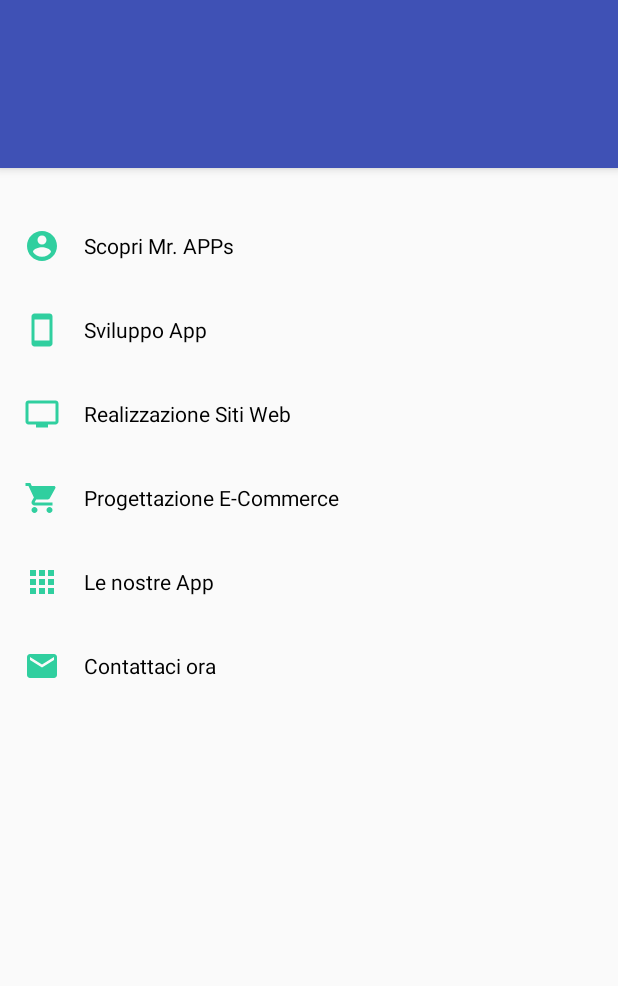
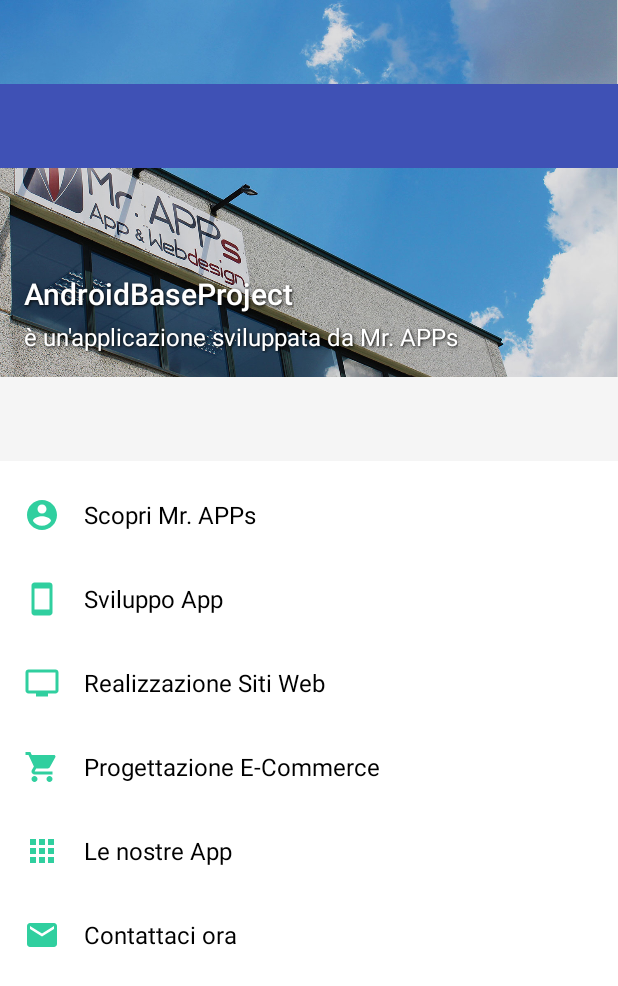
Before and after one commit to MrAPPs-RSM/MrAppsAndroidBase, an Android app: the layout activity_credits.xml on its own in the app's theme, with its tools: preview values and no code run, on a phone screen of 412 x 824 dp. Shown: the top 986 px of the screen. Run offline under Robolectric (Android 15) with nearby library versions, the phone set to English and light mode, and no system bars.

Commit message:
added credits activity

```diff
--- a/androidbase/src/main/java/com/mr_apps/androidbase/activity/CreditsActivity.java
+++ b/androidbase/src/main/java/com/mr_apps/androidbase/activity/CreditsActivity.java
@@ -1,9 +1,11 @@
 package com.mr_apps.androidbase.activity;
 
 import android.content.Intent;
+import android.graphics.Color;
 import android.net.Uri;
 import android.os.Bundle;
 import android.support.annotation.Nullable;
+import android.support.design.widget.CollapsingToolbarLayout;
 import android.view.View;
 
 import com.mr_apps.androidbase.R;
@@ -18,6 +20,9 @@ public class CreditsActivity extends AbstractBaseActivity {
         super.onCreate(savedInstanceState);
         setContentView(R.layout.activity_credits);
         setBackButton();
+
+        ((CollapsingToolbarLayout) findViewById(R.id.collapsing_toolbar)).setExpandedTitleColor(Color.TRANSPARENT);
+
     }
 
     public void discover(View v) {
--- /dev/null
+++ b/androidbase/src/main/res/drawable/toolbar_with_shadow.xml
@@ -0,0 +1,8 @@
+<?xml version="1.0" encoding="utf-8"?>
+<shape xmlns:android="http://schemas.android.com/apk/res/android" android:shape="rectangle">
+    <gradient
+        android:startColor="@color/top_toolbar"
+        android:centerColor="@color/top_toolbar"
+        android:endColor="@color/top_toolbar"
+        android:angle="270"/>
+</shape>
--- a/androidbase/src/main/res/layout/activity_credits.xml
+++ b/androidbase/src/main/res/layout/activity_credits.xml
@@ -3,6 +3,7 @@
     xmlns:app="http://schemas.android.com/apk/res-auto"
     android:layout_width="match_parent"
     android:layout_height="match_parent"
+    android:background="@color/creditsBackground"
     android:fitsSystemWindows="true"
     android:orientation="vertical">
 
@@ -10,6 +11,7 @@
         android:id="@+id/appbar"
         android:layout_width="match_parent"
         android:layout_height="wrap_content"
+        android:background="@color/creditsBackground"
         android:fitsSystemWindows="true"
         android:theme="@style/ThemeOverlay.AppCompat.Dark.ActionBar">
 
@@ -18,9 +20,9 @@
             android:layout_width="match_parent"
             android:layout_height="match_parent"
             android:fitsSystemWindows="true"
+            app:collapsedTitleTextAppearance="@color/creditsColorControlNormal"
             app:contentScrim="?attr/colorPrimary"
-            app:expandedTitleMarginEnd="64dp"
-            app:expandedTitleMarginStart="48dp"
+            app:expandedTitleTextAppearance="@android:color/transparent"
             app:layout_scrollFlags="scroll|exitUntilCollapsed|snap">
 
             <RelativeLayout
@@ -32,9 +34,59 @@
                 <ImageView
                     android:id="@+id/backdrop"
                     android:layout_width="@dimen/max_width_base"
+                    android:layout_height="wrap_content"
+                    android:layout_centerHorizontal="true"
+                    android:adjustViewBounds="true"
+                    android:fitsSystemWindows="true"
+                    android:scaleType="fitStart"
+                    android:src="@drawable/foto_insegna_credits" />
+
+                <View
+                    android:layout_width="match_parent"
                     android:layout_height="match_parent"
+                    android:layout_alignBottom="@+id/backdrop"
+                    android:layout_alignTop="@+id/backdrop"
+                    android:background="@drawable/toolbar_with_shadow"
+                    android:fitsSystemWindows="true" />
+
+                <LinearLayout
+                    android:layout_width="@dimen/max_width_base"
+                    android:layout_height="wrap_content"
+                    android:layout_alignBottom="@+id/backdrop"
                     android:layout_centerHorizontal="true"
-                    android:scaleType="centerCrop" />
+                    android:orientation="vertical">
+
+                    <TextView
+                        android:layout_width="wrap_content"
+                        android:layout_height="wrap_content"
+                        android:layout_marginEnd="@dimen/activity_horizontal_margin"
+                        android:layout_marginLeft="@dimen/activity_horizontal_margin"
+                        android:layout_marginRight="@dimen/activity_horizontal_margin"
+                        android:layout_marginStart="@dimen/activity_horizontal_margin"
+                        android:shadowColor="@android:color/black"
+                        android:shadowDx="1"
+                        android:shadowDy="1"
+                        android:shadowRadius="2"
+                        android:text="@string/app_name"
+                        android:textAppearance="@style/TextAppearance.AppCompat.Title" />
+
+                    <TextView
+                        android:layout_width="wrap_content"
+                        android:layout_height="wrap_content"
+                        android:layout_marginBottom="@dimen/activity_vertical_margin"
+                        android:layout_marginEnd="@dimen/activity_horizontal_margin"
+                        android:layout_marginLeft="@dimen/activity_horizontal_margin"
+                        android:layout_marginRight="@dimen/activity_horizontal_margin"
+                        android:layout_marginStart="@dimen/activity_horizontal_margin"
+                        android:layout_marginTop="@dimen/default_small_margin_or_padding"
+                        android:shadowColor="@android:color/black"
+                        android:shadowDx="1"
+                        android:shadowDy="1"
+                        android:shadowRadius="2"
+                        android:text="@string/developed_by"
+                        android:textAppearance="@style/TextAppearance.AppCompat.Subhead" />
+
+                </LinearLayout>
 
             </RelativeLayout>
 
@@ -49,193 +101,206 @@
 
     </android.support.design.widget.AppBarLayout>
 
+    <RelativeLayout
+        android:layout_width="match_parent"
+        android:layout_height="match_parent"
+        app:layout_behavior="@string/appbar_scrolling_view_behavior">
+
+        <View
+            android:layout_width="match_parent"
+            android:layout_height="match_parent"
+            android:background="@drawable/toolbar_with_shadow"
+            android:fitsSystemWindows="true" />
+
         <android.support.v4.widget.NestedScrollView
             android:layout_width="match_parent"
             android:layout_height="match_parent"
-        app:layout_behavior="@string/appbar_scrolling_view_behavior">
+            android:fillViewport="true">
 
             <RelativeLayout
                 android:layout_width="match_parent"
                 android:layout_height="match_parent">
 
                 <LinearLayout
-                android:layout_width="match_parent"
-                android:layout_height="@dimen/max_width_base"
+                    android:id="@+id/content"
+                    android:layout_width="@dimen/max_width_base"
+                    android:layout_height="match_parent"
                     android:layout_centerHorizontal="true"
+                    android:background="@android:color/white"
                     android:orientation="vertical"
-                android:paddingTop="24dp">
+                    android:paddingTop="8dp">
 
                     <LinearLayout
                         android:layout_width="match_parent"
                         android:layout_height="wrap_content"
-                    android:padding="@dimen/activity_margin"
+                        android:background="?attr/selectableItemBackground"
+                        android:clickable="true"
+                        android:onClick="discover"
                         android:orientation="horizontal"
-                    android:clickable="true"
-                    android:background="?attr/selectableItemBackground"
-                    android:onClick="discover">
+                        android:padding="@dimen/activity_margin">
 
                         <ImageView
                             android:layout_width="wrap_content"
                             android:layout_height="wrap_content"
-                        app:srcCompat="@drawable/ic_account_circle_black_24dp"
                             android:layout_gravity="center_vertical"
-                        android:tint="?colorAccent"/>
+                            android:tint="?colorAccent"
+                            app:srcCompat="@drawable/ic_account_circle_black_24dp" />
 
                         <TextView
                             android:layout_width="wrap_content"
                             android:layout_height="wrap_content"
                             android:layout_gravity="center_vertical"
+                            android:layout_marginLeft="@dimen/activity_horizontal_margin"
+                            android:layout_marginStart="@dimen/activity_horizontal_margin"
                             android:gravity="center_vertical"
-                        android:textColor="@color/credits_items_text_color"
-                        android:layout_marginStart="@dimen/activity_horizontal_margin"
-                        android:layout_marginLeft="@dimen/activity_horizontal_margin"
-                        android:textAppearance="@style/TextAppearance.AppCompat.Body1"
-                        android:text="@string/discover_mrapps"/>
+                            android:text="@string/discover_mrapps"
+                            android:textAppearance="@style/TextAppearance.AppCompat.Subhead"
+                            android:textColor="@color/creditsItemsTextColor" />
 
                     </LinearLayout>
 
                     <LinearLayout
                         android:layout_width="match_parent"
                         android:layout_height="wrap_content"
-                    android:padding="@dimen/activity_margin"
+                        android:background="?attr/selectableItemBackground"
+                        android:clickable="true"
+                        android:onClick="development"
                         android:orientation="horizontal"
-                    android:clickable="true"
-                    android:background="?attr/selectableItemBackground"
-                    android:onClick="development">
+                        android:padding="@dimen/activity_margin">
 
                         <ImageView
                             android:layout_width="wrap_content"
                             android:layout_height="wrap_content"
-                        app:srcCompat="@drawable/ic_stay_current_portrait_black_24dp"
                             android:layout_gravity="center_vertical"
-                        android:tint="?colorAccent"/>
+                            android:tint="?colorAccent"
+                            app:srcCompat="@drawable/ic_stay_current_portrait_black_24dp" />
 
                         <TextView
                             android:layout_width="wrap_content"
                             android:layout_height="wrap_content"
                             android:layout_gravity="center_vertical"
+                            android:layout_marginLeft="@dimen/activity_horizontal_margin"
+                            android:layout_marginStart="@dimen/activity_horizontal_margin"
                             android:gravity="center_vertical"
-                        android:textColor="@color/credits_items_text_color"
-                        android:layout_marginStart="@dimen/activity_horizontal_margin"
-                        android:layout_marginLeft="@dimen/activity_horizontal_margin"
-                        android:textAppearance="@style/TextAppearance.AppCompat.Body1"
-                        android:text="@string/app_development"/>
+                            android:text="@string/app_development"
+                            android:textAppearance="@style/TextAppearance.AppCompat.Subhead"
+                            android:textColor="@color/creditsItemsTextColor" />
 
                     </LinearLayout>
 
                     <LinearLayout
                         android:layout_width="match_parent"
                         android:layout_height="wrap_content"
-                    android:padding="@dimen/activity_margin"
+                        android:background="?attr/selectableItemBackground"
+                        android:clickable="true"
+                        android:onClick="development"
                         android:orientation="horizontal"
-                    android:clickable="true"
-                    android:background="?attr/selectableItemBackground"
-                    android:onClick="development">
+                        android:padding="@dimen/activity_margin">
 
                         <ImageView
                             android:layout_width="wrap_content"
                             android:layout_height="wrap_content"
-                        app:srcCompat="@drawable/ic_personal_video_black_24dp"
                             android:layout_gravity="center_vertical"
-                        android:tint="?colorAccent"/>
+                            android:tint="?colorAccent"
+                            app:srcCompat="@drawable/ic_personal_video_black_24dp" />
 
                         <TextView
                             android:layout_width="wrap_content"
                             android:layout_height="wrap_content"
                             android:layout_gravity="center_vertical"
+                            android:layout_marginLeft="@dimen/activity_horizontal_margin"
+                            android:layout_marginStart="@dimen/activity_horizontal_margin"
                             android:gravity="center_vertical"
-                        android:textColor="@color/credits_items_text_color"
-                        android:layout_marginStart="@dimen/activity_horizontal_margin"
-                        android:layout_marginLeft="@dimen/activity_horizontal_margin"
-                        android:textAppearance="@style/TextAppearance.AppCompat.Body1"
-                        android:text="@string/websites_realization"/>
+                            android:text="@string/websites_realization"
+                            android:textAppearance="@style/TextAppearance.AppCompat.Subhead"
+                            android:textColor="@color/creditsItemsTextColor" />
 
                     </LinearLayout>
 
                     <LinearLayout
                         android:layout_width="match_parent"
                         android:layout_height="wrap_content"
-                    android:padding="@dimen/activity_margin"
+                        android:background="?attr/selectableItemBackground"
+                        android:clickable="true"
+                        android:onClick="development"
                         android:orientation="horizontal"
-                    android:clickable="true"
-                    android:background="?attr/selectableItemBackground"
-                    android:onClick="development">
+                        android:padding="@dimen/activity_margin">
 
                         <ImageView
                             android:layout_width="wrap_content"
                             android:layout_height="wrap_content"
-                        app:srcCompat="@drawable/ic_shopping_cart_black_24dp"
                             android:layout_gravity="center_vertical"
-                        android:tint="?colorAccent"/>
+                            android:tint="?colorAccent"
+                            app:srcCompat="@drawable/ic_shopping_cart_black_24dp" />
 
                         <TextView
                             android:layout_width="wrap_content"
                             android:layout_height="wrap_content"
                             android:layout_gravity="center_vertical"
+                            android:layout_marginLeft="@dimen/activity_horizontal_margin"
+                            android:layout_marginStart="@dimen/activity_horizontal_margin"
                             android:gravity="center_vertical"
-                        android:textColor="@color/credits_items_text_color"
-                        android:layout_marginStart="@dimen/activity_horizontal_margin"
-                        android:layout_marginLeft="@dimen/activity_horizontal_margin"
-                        android:textAppearance="@style/TextAppearance.AppCompat.Body1"
-                        android:text="@string/ecommerce_design"/>
+                            android:text="@string/ecommerce_design"
+                            android:textAppearance="@style/TextAppearance.AppCompat.Subhead"
+                            android:textColor="@color/creditsItemsTextColor" />
 
                     </LinearLayout>
 
                     <LinearLayout
                         android:layout_width="match_parent"
                         android:layout_height="wrap_content"
-                    android:padding="@dimen/activity_margin"
+                        android:background="?attr/selectableItemBackground"
+                        android:clickable="true"
+                        android:onClick="development"
                         android:orientation="horizontal"
-                    android:clickable="true"
-                    android:background="?attr/selectableItemBackground"
-                    android:onClick="development">
+                        android:padding="@dimen/activity_margin">
 
                         <ImageView
                             android:layout_width="wrap_content"
                             android:layout_height="wrap_content"
-                        app:srcCompat="@drawable/ic_apps_black_24dp"
                             android:layout_gravity="center_vertical"
-                        android:tint="?colorAccent"/>
+                            android:tint="?colorAccent"
+                            app:srcCompat="@drawable/ic_apps_black_24dp" />
 
                         <TextView
                             android:layout_width="wrap_content"
                             android:layout_height="wrap_content"
                             android:layout_gravity="center_vertical"
+                            android:layout_marginLeft="@dimen/activity_horizontal_margin"
+                            android:layout_marginStart="@dimen/activity_horizontal_margin"
                             android:gravity="center_vertical"
-                        android:textColor="@color/credits_items_text_color"
-                        android:layout_marginStart="@dimen/activity_horizontal_margin"
-                        android:layout_marginLeft="@dimen/activity_horizontal_margin"
-                        android:textAppearance="@style/TextAppearance.AppCompat.Body1"
-                        android:text="@string/our_apps"/>
+                            android:text="@string/our_apps"
+                            android:textAppearance="@style/TextAppearance.AppCompat.Subhead"
+                            android:textColor="@color/creditsItemsTextColor" />
 
                     </LinearLayout>
 
                     <LinearLayout
                         android:layout_width="match_parent"
                         android:layout_height="wrap_content"
-                    android:padding="@dimen/activity_margin"
+                        android:background="?attr/selectableItemBackground"
+                        android:clickable="true"
+                        android:onClick="development"
                         android:orientation="horizontal"
-                    android:clickable="true"
-                    android:background="?attr/selectableItemBackground"
-                    android:onClick="development">
+                        android:padding="@dimen/activity_margin">
 
                         <ImageView
                             android:layout_width="wrap_content"
                             android:layout_height="wrap_content"
-                        app:srcCompat="@drawable/ic_email_black_24dp"
                             android:layout_gravity="center_vertical"
-                        android:tint="?colorAccent"/>
+                            android:tint="?colorAccent"
+                            app:srcCompat="@drawable/ic_email_black_24dp" />
 
                         <TextView
                             android:layout_width="wrap_content"
                             android:layout_height="wrap_content"
                             android:layout_gravity="center_vertical"
+                            android:layout_marginLeft="@dimen/activity_horizontal_margin"
+                            android:layout_marginStart="@dimen/activity_horizontal_margin"
                             android:gravity="center_vertical"
-                        android:textColor="@color/credits_items_text_color"
-                        android:layout_marginStart="@dimen/activity_horizontal_margin"
-                        android:layout_marginLeft="@dimen/activity_horizontal_margin"
-                        android:textAppearance="@style/TextAppearance.AppCompat.Body1"
-                        android:text="@string/contact_us"/>
+                            android:text="@string/contact_us"
+                            android:textAppearance="@style/TextAppearance.AppCompat.Subhead"
+                            android:textColor="@color/creditsItemsTextColor" />
 
                     </LinearLayout>
 
@@ -245,5 +310,6 @@
 
         </android.support.v4.widget.NestedScrollView>
 
+    </RelativeLayout>
 
 </android.support.design.widget.CoordinatorLayout>
--- /dev/null
+++ b/androidbase/src/main/res/values-v21/styles.xml
@@ -0,0 +1,15 @@
+<?xml version="1.0" encoding="utf-8"?>
+<resources>
+
+        <style name="CreditsTheme" parent="Theme.AppCompat.Light">
+                <item name="colorPrimary">@color/colorPrimary</item>
+                <item name="colorPrimaryDark">@color/colorPrimaryDark</item>
+                <item name="colorAccent">@color/colorAccent</item>
+                <item name="android:statusBarColor">@android:color/transparent</item>
+                <item name="windowActionBar">false</item>
+                <item name="windowNoTitle">true</item>
+                <item name="colorControlNormal">@color/creditsColorControlNormal</item>
+                <item name="android:windowDrawsSystemBarBackgrounds">true</item>
+        </style>
+
+</resources>
--- a/androidbase/src/main/res/values/colors.xml
+++ b/androidbase/src/main/res/values/colors.xml
@@ -24,7 +24,9 @@
     <color name="tutorial_button_textcolor">#3e79c9</color>
 
     <!--credits-->
-    <color name="credits_items_text_color">@android:color/black</color>
-    <color name="background">#999999</color>
+    <color name="creditsItemsTextColor">@android:color/black</color>
+    <color name="creditsBackground">#f5f5f5</color>
+    <color name="creditsColorControlNormal">@android:color/white</color>
+    <color name="top_toolbar">#1f000000</color>
 
 </resources>
--- a/androidbase/src/main/res/values/strings.xml
+++ b/androidbase/src/main/res/values/strings.xml
@@ -60,5 +60,7 @@
     <string name="ecommerce_design">Progettazione E-Commerce</string>
     <string name="our_apps">Le nostre App</string>
     <string name="contact_us">Contattaci ora</string>
+    <string name="Credits">Credits</string>
+    <string name="developed_by">è un\'applicazione sviluppata da Mr. APPs</string>
 
 </resources>
--- a/androidbase/src/main/res/values/styles.xml
+++ b/androidbase/src/main/res/values/styles.xml
@@ -1,11 +1,13 @@
 <?xml version="1.0" encoding="utf-8"?>
 <resources>
 
-    <style name="CreditsTheme" parent="Theme.AppCompat.NoActionBar">
+    <style name="CreditsTheme" parent="Theme.AppCompat.Light">
         <item name="colorPrimary">@color/colorPrimary</item>
         <item name="colorPrimaryDark">@color/colorPrimaryDark</item>
         <item name="colorAccent">@color/colorAccent</item>
-        <item name="android:windowBackground">@color/background</item>
+        <item name="windowActionBar">false</item>
+        <item name="windowNoTitle">true</item>
+        <item name="colorControlNormal">@color/creditsColorControlNormal</item>
     </style>
 
     <style name="GalleryTheme" parent="Theme.AppCompat.NoActionBar">
--- a/app/src/main/AndroidManifest.xml
+++ b/app/src/main/AndroidManifest.xml
@@ -56,6 +56,10 @@
             android:label="@string/app_name"
             android:theme="@android:style/Theme.Translucent.NoTitleBar" />
 
+        <activity android:name="com.mr_apps.androidbase.activity.CreditsActivity"
+            android:theme="@style/CreditsTheme"
+            android:label="@string/Credits"/>
+
     </application>
 
 </manifest>
--- a/app/src/main/java/com/mr_apps/androidbaseproject/MainActivity.java
+++ b/app/src/main/java/com/mr_apps/androidbaseproject/MainActivity.java
@@ -6,18 +6,16 @@ import android.graphics.Bitmap;
 import android.os.Bundle;
 import android.support.design.widget.FloatingActionButton;
 import android.support.design.widget.Snackbar;
-import android.support.v4.content.ContextCompat;
 import android.view.Menu;
 import android.view.MenuItem;
 import android.view.View;
 import android.widget.ImageView;
-import android.widget.TextView;
 
 import com.mr_apps.androidbase.activity.AbstractBaseActivity;
+import com.mr_apps.androidbase.activity.CreditsActivity;
 import com.mr_apps.androidbase.gallery.GalleryActivity;
 import com.mr_apps.androidbase.utils.BitmapUtils;
 import com.mr_apps.androidbase.utils.FileUtils;
-import com.mr_apps.androidbase.utils.TextViewUtils;
 
 import java.util.ArrayList;
 
@@ -58,6 +56,10 @@ public class MainActivity extends AbstractBaseActivity {
                         .setAction("Action", null).show();
             }
         });
+    }
+
+    public void credits(View v) {
+        startActivity(new Intent(this, CreditsActivity.class));
     }
 
     public void login(View v) {
--- a/app/src/main/res/layout/content_main.xml
+++ b/app/src/main/res/layout/content_main.xml
@@ -25,6 +25,12 @@
     <Button
         android:layout_width="match_parent"
         android:layout_height="wrap_content"
+        android:onClick="credits"
+        android:text="Credits" />
+
+    <Button
+        android:layout_width="match_parent"
+        android:layout_height="wrap_content"
         android:text="Network"
         android:onClick="network"/>
 
```
Also changed, not shown: androidbase/src/main/res/drawable-nodpi/foto_insegna_credits.jpg (added). Lines whose indentation alone changed are shown as unchanged.
